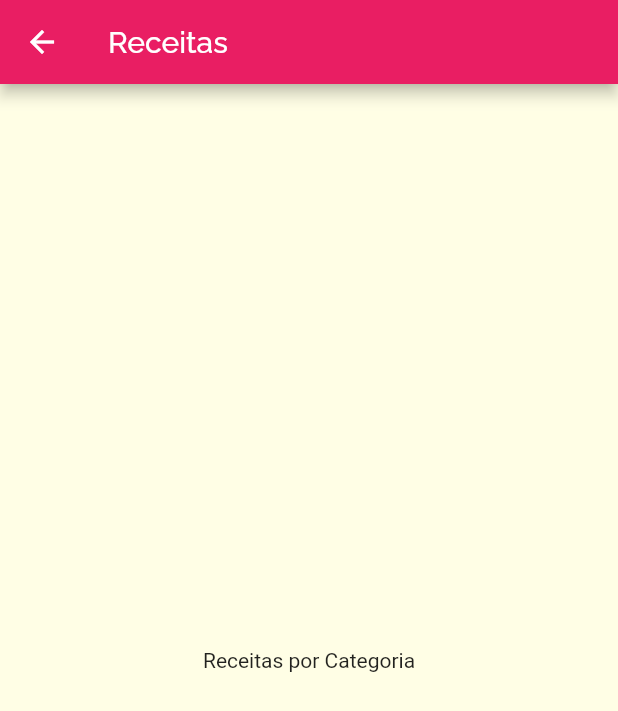
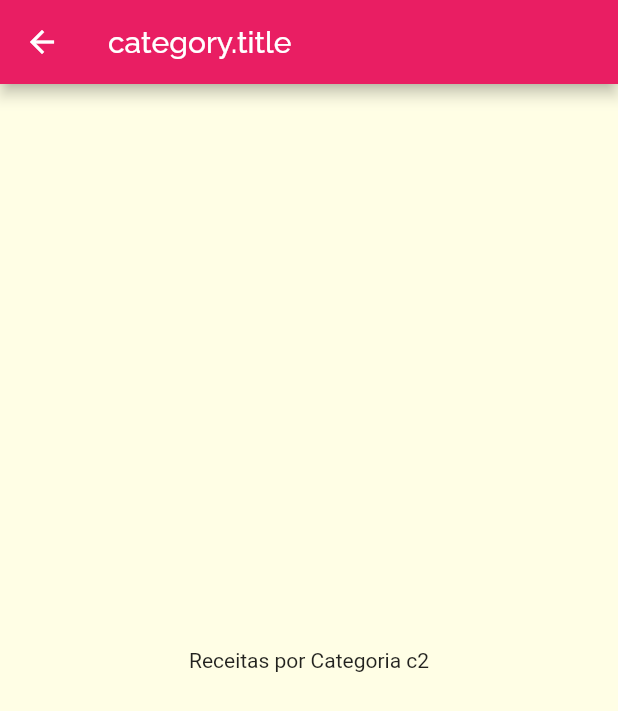
Before and after one commit to LetRicette/meals-recipe-flutter, a Flutter app: the screen it shows after launch, after a tap on "Rápido & Fácil", on a phone screen of 412 x 824 dp. Shown: the top 711 px of the screen. Run offline on Flutter 3.47's test engine with Material 2 defaults, Android fonts, the phone set to English and light mode, and no system bars.

Commit message:
Passando dados via Construtor

```diff
--- a/lib/components/category_item.dart
+++ b/lib/components/category_item.dart
@@ -11,7 +11,7 @@ class CategoryItem extends StatelessWidget {
     Navigator.of(context).push(
       MaterialPageRoute(
         builder: (_) {
-          return CategoriesMealsScreen();
+          return CategoriesMealsScreen(category);
         },
       ),
     );
--- a/lib/screens/categories_meals_screen.dart
+++ b/lib/screens/categories_meals_screen.dart
@@ -1,16 +1,18 @@
 import 'package:flutter/material.dart';
+import '../models/category.dart';
 
 class CategoriesMealsScreen extends StatelessWidget {
-  const CategoriesMealsScreen({Key? key}) : super(key: key);
+  final Category category;
+  const CategoriesMealsScreen(this.category);
 
   @override
   Widget build(BuildContext context) {
     return Scaffold(
       appBar: AppBar(
-        title: Text('Receitas'),
+        title: Text('category.title'),
       ),
       body: Center(
-        child: Text('Receitas por Categoria'),
+        child: Text('Receitas por Categoria ${category.id}'),
       ),
     );
   }
```
